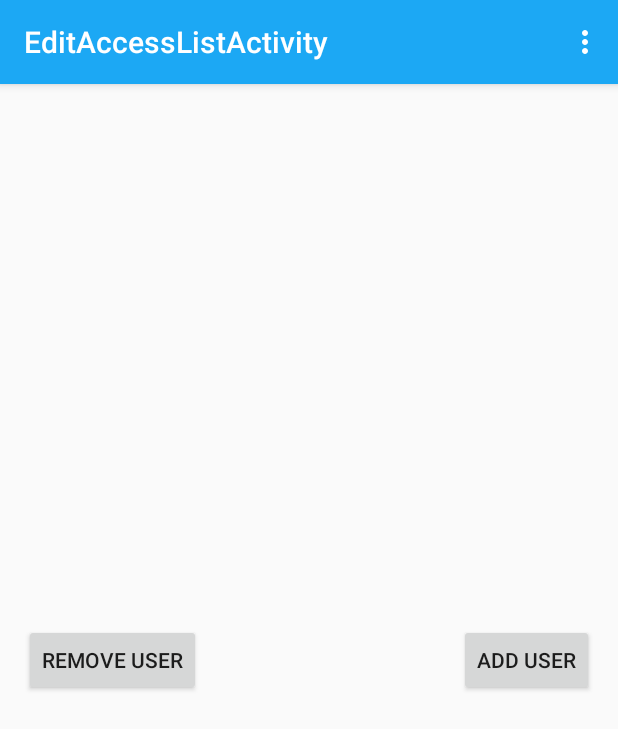
After one commit to shelan/AirDesk, an Android app: the EditAccessListActivity screen opened directly, with no data from a screen before it, on a phone screen of 412 x 824 dp. The commit adds this screen. Shown: the top 729 px of the screen. Run offline under Robolectric (Android 15) with nearby library versions, the phone set to English and light mode, and no system bars; 2 statements that could not run were skipped.

Commit message:
adding edit access list activity

```diff
--- /dev/null
+++ b/app/src/main/java/pt/ulisboa/tecnico/cmov/airdesk/activity/EditAccessListActivity.java
@@ -0,0 +1,126 @@
+package pt.ulisboa.tecnico.cmov.airdesk.activity;
+
+import android.app.AlertDialog;
+import android.content.DialogInterface;
+import android.support.v7.app.ActionBarActivity;
+import android.os.Bundle;
+import android.view.Menu;
+import android.view.MenuItem;
+import android.view.View;
+import android.widget.Button;
+import android.widget.EditText;
+import android.widget.TextView;
+
+import pt.ulisboa.tecnico.cmov.airdesk.Constants;
+import pt.ulisboa.tecnico.cmov.airdesk.R;
+import pt.ulisboa.tecnico.cmov.airdesk.entity.OwnedWorkspace;
+import pt.ulisboa.tecnico.cmov.airdesk.manager.WorkspaceManager;
+
+
+public class EditAccessListActivity extends ActionBarActivity {
+
+    OwnedWorkspace workspace;
+    @Override
+    protected void onCreate(Bundle savedInstanceState) {
+        super.onCreate(savedInstanceState);
+        setContentView(R.layout.activity_edit_access_list);
+
+        if(getIntent() != null) {
+            final String workspaceName = getIntent().getStringExtra(Constants.WORKSPACE_NAME);
+            workspace = new WorkspaceManager().getOwnedWorkspace(workspaceName);
+            TextView accessList = (TextView) findViewById(R.id.access_list);
+            String clients = new WorkspaceManager().getOwnedWorkspace(workspace.getWorkspaceName()).getClients().keySet().toString();
+            accessList.setText(clients.replace("[","").replace("]","").replace(",","\n"));
+
+            Button addUserButton = (Button) findViewById(R.id.add_user_btn);
+            Button removeUserButton = (Button) findViewById(R.id.remov_user_btn);
+
+            addUserButton.setOnClickListener(new Button.OnClickListener() {
+
+                @Override
+                public void onClick(View v) {
+                    /*AlertDialog.Builder builder = new AlertDialog.Builder(this);
+
+                    final EditText input = new EditText(this);
+                    input.setHint("Username");
+                    builder.setTitle("User Access List");
+                    builder.setView(input);
+                    builder.setPositiveButton(R.string.add_to_acess_list, new DialogInterface.OnClickListener() {
+                        public void onClick(DialogInterface dialog, int id) {
+                            try {
+                                new WorkspaceManager().addClientToWorkspace(workspace.getWorkspaceName(),
+                                        String.valueOf(input.getText()).trim());
+                            } catch (Exception e) {
+                                e.printStackTrace();
+                            }
+                        }
+                    });
+
+                    builder.setNegativeButton("Close", new DialogInterface.OnClickListener() {
+
+                        @Override
+                        public void onClick(DialogInterface dialog, int which) {
+                        }
+                    });
+
+                    builder.show();*/
+                }
+            });
+
+            removeUserButton.setOnClickListener(new Button.OnClickListener() {
+
+                @Override
+                public void onClick(View v) {
+                   /* AlertDialog.Builder builder = new AlertDialog.Builder(this);
+
+                    final EditText input = new EditText(this);
+                    input.setHint("Username");
+                    builder.setTitle("Remove from access list");
+                    builder.setView(input);
+                    builder.setPositiveButton(R.string.remove_from_acess_list, new DialogInterface.OnClickListener() {
+                        public void onClick(DialogInterface dialog, int id) {
+                            try {
+                                new WorkspaceManager().deleteUserFromAccessList(workspace.getWorkspaceName(),String.valueOf(input.getText()).trim());
+                            } catch (Exception e) {
+                                e.printStackTrace();
+                            }
+                        }
+                    });
+
+                    builder.setNegativeButton("Close", new DialogInterface.OnClickListener() {
+
+                        @Override
+                        public void onClick(DialogInterface dialog, int which) {
+                        }
+                    });
+
+                    builder.show();*/
+                }
+
+            });
+        }
+    }
+
+
+    @Override
+    public boolean onCreateOptionsMenu(Menu menu) {
+        // Inflate the menu; this adds items to the action bar if it is present.
+        getMenuInflater().inflate(R.menu.menu_edit_access_list, menu);
+        return true;
+    }
+
+    @Override
+    public boolean onOptionsItemSelected(MenuItem item) {
+        // Handle action bar item clicks here. The action bar will
+        // automatically handle clicks on the Home/Up button, so long
+        // as you specify a parent activity in AndroidManifest.xml.
+        int id = item.getItemId();
+
+        //noinspection SimplifiableIfStatement
+        if (id == R.id.action_settings) {
+            return true;
+        }
+
+        return super.onOptionsItemSelected(item);
+    }
+}
--- a/app/src/main/java/pt/ulisboa/tecnico/cmov/airdesk/activity/WorkspaceDetailViewActivity.java
+++ b/app/src/main/java/pt/ulisboa/tecnico/cmov/airdesk/activity/WorkspaceDetailViewActivity.java
@@ -15,6 +15,7 @@ import android.widget.AdapterView;
 import android.widget.EditText;
 import android.widget.GridView;
 import android.widget.SimpleAdapter;
+import android.widget.TextView;
 import android.widget.Toast;
 
 import java.io.Serializable;
@@ -86,6 +87,11 @@ public class WorkspaceDetailViewActivity extends ActionBarActivity {
                     .putExtra(Constants.OWNER, workspace.getOwnerName())
             //TODO:we need to get whether owner or not
             ;
+            startActivity(intent);
+        }
+        if(id == R.id.edit_access_list) {
+            Intent intent = new Intent(this, EditAccessListActivity.class);
+            intent.putExtra(Constants.WORKSPACE_NAME, workspace.getWorkspaceName());
             startActivity(intent);
         }
         if (id == R.id.add_user) {
--- /dev/null
+++ b/app/src/main/res/layout/activity_edit_access_list.xml
@@ -0,0 +1,36 @@
+<RelativeLayout xmlns:android="http://schemas.android.com/apk/res/android"
+    xmlns:tools="http://schemas.android.com/tools" android:layout_width="match_parent"
+    android:layout_height="match_parent" android:paddingLeft="@dimen/activity_horizontal_margin"
+    android:paddingRight="@dimen/activity_horizontal_margin"
+    android:paddingTop="@dimen/activity_vertical_margin"
+    android:paddingBottom="@dimen/activity_vertical_margin"
+    tools:context="pt.ulisboa.tecnico.cmov.airdesk.activity.EditAccessListActivity">
+
+    <TextView
+        android:layout_width="wrap_content"
+        android:layout_height="wrap_content"
+        android:id="@+id/access_list"
+        android:text=""
+        android:layout_alignParentTop="true"
+        android:layout_alignParentLeft="true"
+        android:layout_alignParentStart="true" />
+
+    <Button
+        android:layout_width="wrap_content"
+        android:layout_height="wrap_content"
+        android:text="Add User"
+        android:id="@+id/add_user_btn"
+        android:layout_centerVertical="true"
+        android:layout_alignParentRight="true"
+        android:layout_alignParentEnd="true" />
+
+    <Button
+        android:layout_width="wrap_content"
+        android:layout_height="wrap_content"
+        android:text="Remove User"
+        android:id="@+id/remov_user_btn"
+        android:layout_alignTop="@+id/add_user_btn"
+        android:layout_alignParentLeft="true"
+        android:layout_alignParentStart="true" />
+
+</RelativeLayout>
--- /dev/null
+++ b/app/src/main/res/menu/menu_edit_access_list.xml
@@ -0,0 +1,7 @@
+<menu xmlns:android="http://schemas.android.com/apk/res/android"
+    xmlns:app="http://schemas.android.com/apk/res-auto"
+    xmlns:tools="http://schemas.android.com/tools"
+    tools:context="pt.ulisboa.tecnico.cmov.airdesk.activity.EditAccessListActivity">
+    <item android:id="@+id/action_settings" android:title="@string/action_settings"
+        android:orderInCategory="100" app:showAsAction="never" />
+</menu>
--- a/app/src/main/res/menu/menu_workspace_detail_view.xml
+++ b/app/src/main/res/menu/menu_workspace_detail_view.xml
@@ -9,6 +9,12 @@
         android:icon="@drawable/add"
         app:showAsAction="always"
         android:title="" />
+
+    <item
+        android:id="@+id/edit_access_list"
+        app:showAsAction="never"
+        android:title="Edit Access List" />
+
     <item
         android:id="@+id/add_user"
         android:icon="@drawable/add_user"
--- a/app/src/main/res/values/strings.xml
+++ b/app/src/main/res/values/strings.xml
@@ -18,5 +18,6 @@
     <string name="title_activity_create_user">Create Account</string>
     <string name="workspace_quota">Workspace Quota (MB)</string>
     <string name="title_activity_edit_workspace">Edit Workspace</string>
+    <string name="title_activity_edit_access_list">EditAccessListActivity</string>
 
 </resources>
```
Also changed, not shown: app/src/main/AndroidManifest.xml (+6 -2 lines), app/src/main/java/pt/ulisboa/tecnico/cmov/airdesk/manager/WorkspaceManager.java (+6 -4 lines).
